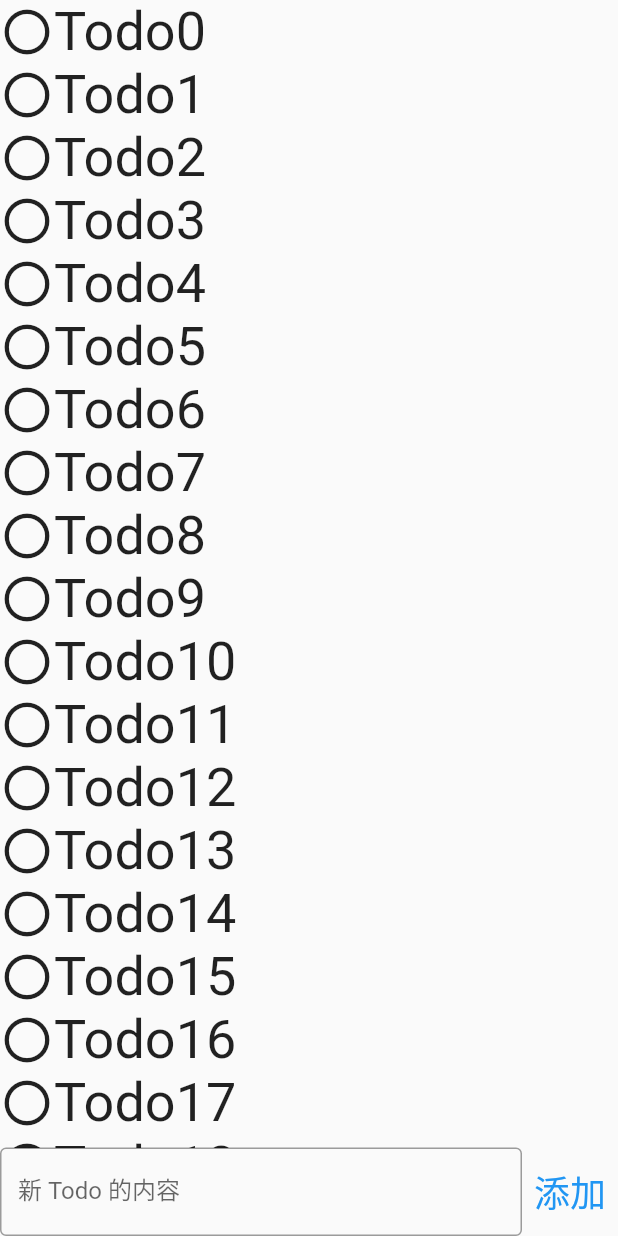
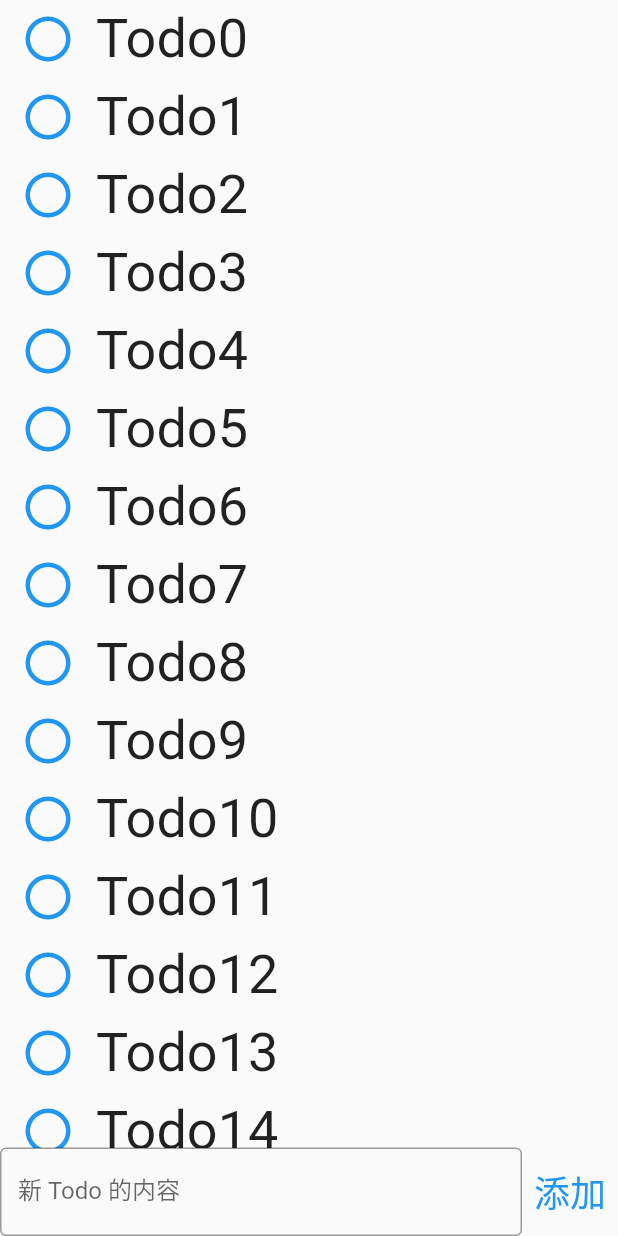
Before and after one commit to thu-flutter-dev/todoapp, a Flutter app: the screen it shows after launch, on a phone screen of 412 x 824 dp. Run offline on Flutter 3.47's test engine with Material 2 defaults, Android fonts, the phone set to English and light mode, and no system bars.

Commit message:
finish lecture 1

```diff
--- a/lib/main.dart
+++ b/lib/main.dart
@@ -34,13 +34,40 @@ class ContentWidget extends StatelessWidget {
         Expanded(
           child: Consumer<TodoListModel>(builder: (context, model, child) {
             return ListView(
-              children: model.data
-                  .map((todo) => TodoWidget(content: todo.content))
-                  .toList(),
+              children:
+                  model.data.map((todo) => TodoWidget(todo: todo)).toList(),
             );
           }),
         ),
         AddTodoWidget()
+      ],
+    );
+  }
+}
+
+class TodoWidget extends StatelessWidget {
+  final Todo todo;
+
+  TodoWidget({super.key, required this.todo});
+
+  @override
+  Widget build(BuildContext context) {
+    return Row(
+      children: [
+        Consumer<TodoListModel>(builder: (context, model, child) {
+          return TextButton(
+              onPressed: () {
+                model.delete(todo.number);
+              },
+              child: Icon(
+                Icons.circle_outlined,
+                size: 36,
+              ));
+        }),
+        Text(
+          todo.content,
+          style: TextStyle(fontSize: 36),
+        ),
       ],
     );
   }
@@ -92,25 +119,3 @@ class _AddTodoWidgetState extends State<AddTodoWidget> {
     );
   }
 }
-
-class TodoWidget extends StatelessWidget {
-  final String content;
-
-  TodoWidget({super.key, this.content = ""});
-
-  @override
-  Widget build(BuildContext context) {
-    return Row(
-      children: [
-        Icon(
-          Icons.circle_outlined,
-          size: 36,
-        ),
-        Text(
-          content,
-          style: TextStyle(fontSize: 36),
-        ),
-      ],
-    );
-  }
-}
```
